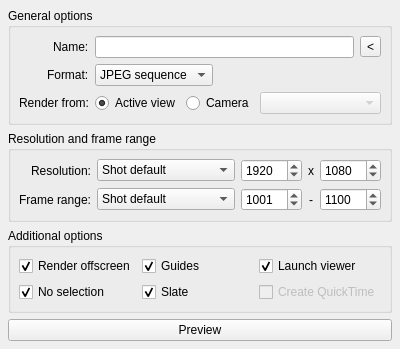
The window that core/ui/gpsPreview_ui.ui (mjbonnington/icarus-gps) describes before a commit, drawn with Qt 5.
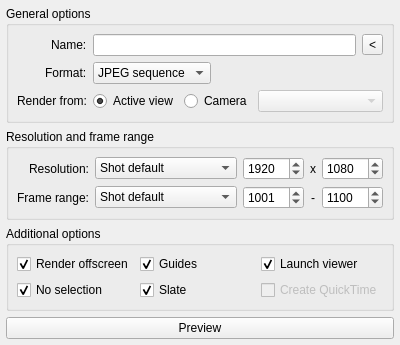
The same window after the commit.

```diff
--- a/core/ui/gpsPreview_ui.ui
+++ b/core/ui/gpsPreview_ui.ui
@@ -7,7 +7,7 @@
     <x>0</x>
     <y>0</y>
     <width>400</width>
-    <height>320</height>
+    <height>316</height>
    </rect>
   </property>
   <property name="windowTitle">
@@ -19,7 +19,7 @@
    </property>
    <layout class="QVBoxLayout" name="main_verticalLayout">
     <property name="margin">
-     <number>8</number>
+     <number>6</number>
     </property>
     <item>
      <widget class="QGroupBox" name="generalOptions_groupBox">
```
Left out of the diff: 13 changed lines with no effect on the pictures.
